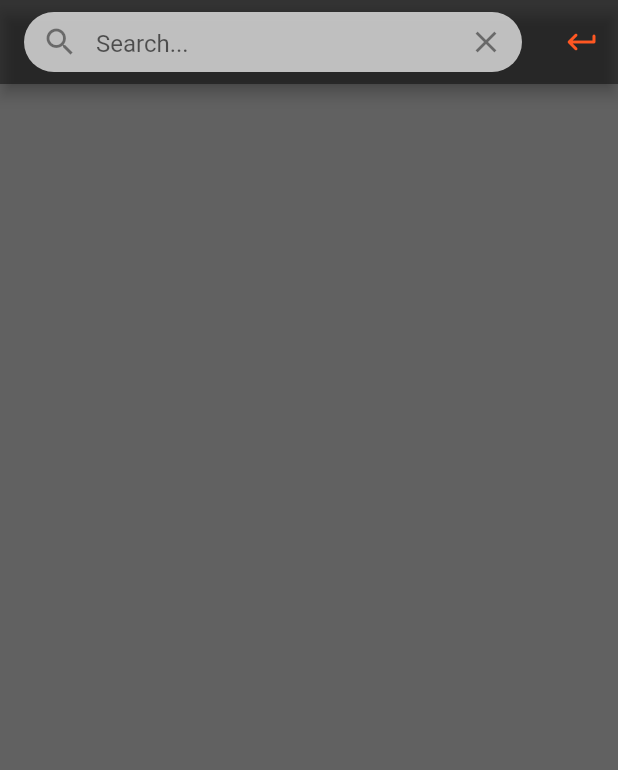
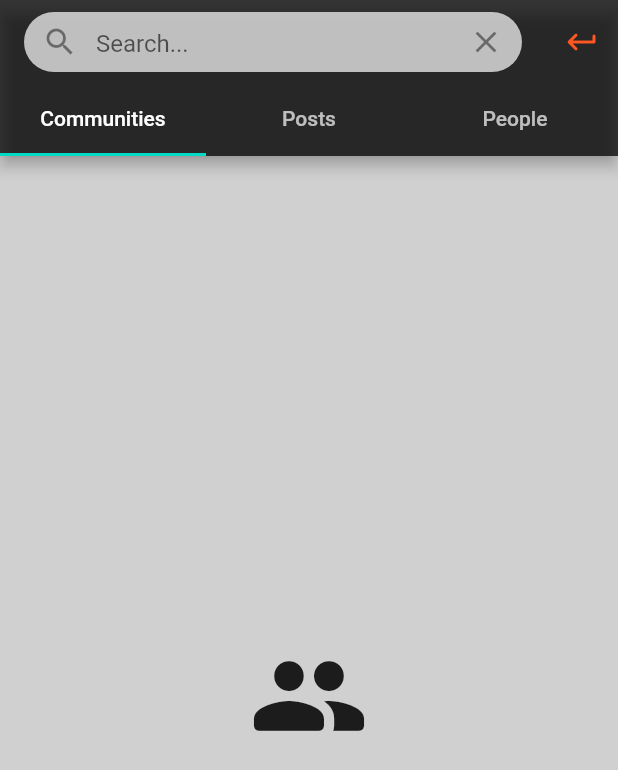
Before and after one commit to Hossein-sfa/Reddit, a Flutter app: the SearchPage screen opened directly, on a phone screen of 412 x 824 dp. Shown: the top 770 px of the screen. Run offline on Flutter 3.47's test engine with Material 2 defaults, Android fonts, the phone set to English and light mode, and no system bars; our stand-ins replace motion_toast.

Commit message:
Search Page => add tabs

```diff
--- a/lib/SearchPage.dart
+++ b/lib/SearchPage.dart
@@ -9,14 +9,20 @@ class SearchPage extends StatefulWidget {
 }
 
 class _SearchPage extends State<SearchPage> {
-  final TextEditingController Search = TextEditingController();         // text editing controller for save search text!
+  //final TabController _tabController = TabController(length: 3 , vsync: this);
+  final TextEditingController Search =
+  TextEditingController(); // text editing controller for save search text!
   //ToDo => implement and find searched text from lists
   @override
   Widget build(BuildContext context) {
-    return Scaffold(
+    return DefaultTabController(
+        length: 3,
+        child: Scaffold(
           backgroundColor: const Color(0XFF616161), //gray Design
           appBar: AppBar(
-          actions: [
+            automaticallyImplyLeading: false,
+            backgroundColor: const Color(0X73000000),
+            actions: <Widget>[
               Align(
                   alignment: Alignment.centerLeft,
                   child: IconButton(
@@ -25,17 +31,19 @@ class _SearchPage extends State<SearchPage> {
                         context,
                         MaterialPageRoute(
                           builder: (_) {
-                          return ToHome();     /// back to main page home from Search box!
+                            return ToHome();
+
+                            /// back to main page home from Search box!
                           },
                         ),
                       );
                     },
                     icon: const Icon(Icons.keyboard_return_rounded),
-                  color: const Color(0XFFFF5722),    /// deep orange
+                    color: const Color(0XFFFF5722),
+
+                    /// deep orange
                   )),
             ],
-          automaticallyImplyLeading: false,
-          backgroundColor: const Color(0X73000000),
             title: Container(
               width: double.infinity,
               height: 40,
@@ -52,7 +60,9 @@ class _SearchPage extends State<SearchPage> {
                         suffixIcon: IconButton(
                           icon: const Icon(Icons.clear),
                           onPressed: () {
-                      Search.clear();     /// delete text field and renew it
+                            Search.clear();
+
+                            /// delete text field and renew it
                           },
                         ),
                         hintText: 'Search...',
@@ -65,6 +75,133 @@ class _SearchPage extends State<SearchPage> {
                     //}
                   )),
             ),
+            bottom: (
+                //mainAxisAlignment: MainAxisAlignment.end,
+                //children: const [
+                const TabBar(tabs: [
+                  Tab(
+                    text: "Communities",
+                  ),
+                  Tab(
+                    text: "Posts",
+                  ),
+                  Tab(
+                    text: "People",
+                  )
+                ])
+                //   ],
+            ),
+          ),
+          body: (TabBarView(
+            children: [
+              const Communities(),
+              Posts(),
+              People(),
+            ],
+          )),
         ));
   }
 }
+
+class Communities extends StatefulWidget {
+  const Communities({Key? key}) : super(key: key);
+
+  @override
+  State<Communities> createState() => CommunitiesSearchResult();
+}
+
+class CommunitiesSearchResult extends State<Communities>
+    with AutomaticKeepAliveClientMixin<Communities> {
+  int count = 10;
+
+  void clear() {
+    setState(() {
+      count = 0;
+    });
+  }
+
+  @override
+  Widget build(BuildContext context) {
+    return Scaffold(
+      backgroundColor: const Color(0xB3FFFFFF),
+      body: Center(
+        child: Column(
+          mainAxisAlignment: MainAxisAlignment.center,
+          children: const [
+            Icon(Icons.group_rounded, size: 80),
+            //ToDo => to sort Communities (association) result
+            // Text('Total incoming calls: $count',
+            //     style: TextStyle(fontSize: 30)),
+          ],
+        ),
+      ),
+    );
+  }
+
+  @override
+  bool get wantKeepAlive => true;
+}
+
+class Posts extends StatefulWidget {
+  @override
+  State<Posts> createState() => PostSearchResult();
+}
+
+class PostSearchResult extends State<Posts>
+    with AutomaticKeepAliveClientMixin<Posts> {
+  final items = List<String>.generate(1000, (i) => "Posts $i");
+
+  /// 1000 posts list
+  @override
+  Widget build(BuildContext context) {
+    return const Scaffold(
+      backgroundColor: Color(0xB3FFFFFF), //gray Design
+      body: Center(
+        child: Icon(Icons.post_add, size: 80),
+        /* itemBuilder: (context, index) {
+            return ListTile(
+              title: Text('${items[index]}'),
+            );
+          },
+        ),
+     */
+      ),
+    );
+  }
+
+  @override
+  bool get wantKeepAlive => true;
+}
+
+class People extends StatefulWidget {
+  @override
+  State<People> createState() => PeopleSearchResult();
+}
+
+class PeopleSearchResult extends State<People>
+    with AutomaticKeepAliveClientMixin<People> {
+  final items = List<String>.generate(1000, (i) => "People $i");
+
+  /// 1000 people user
+  @override
+  Widget build(BuildContext context) {
+    return const Scaffold(
+      backgroundColor: Color(0xB3FFFFFF),
+      body: Center(
+        child: Icon(Icons.people_alt_rounded, size: 80),
+        /* child: ListView.builder(
+          itemCount: items.length,               //ToDo => implement people search results there
+          itemBuilder: (context, index) {
+            return ListTile(
+              title: Text('${items[index]}'),
+            );
+          },
+        ),
+     */
+      ),
+    );
+  }
+
+  @override
+  bool get wantKeepAlive => true;
+}
```
Lines whose indentation alone changed are shown as unchanged.
